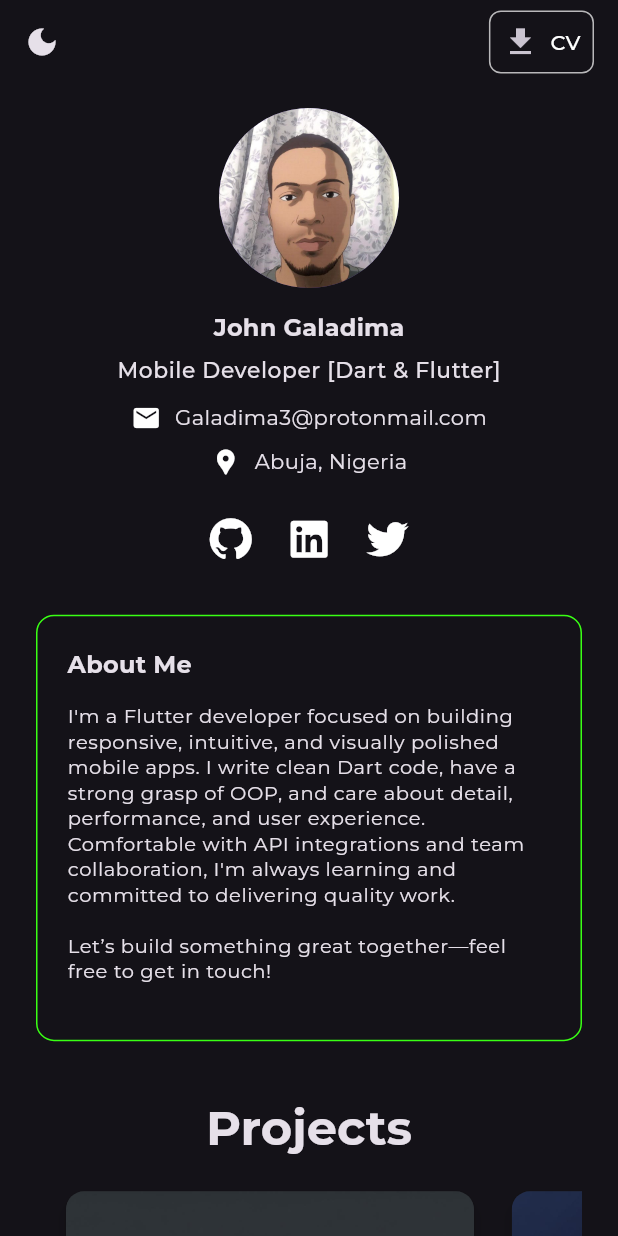
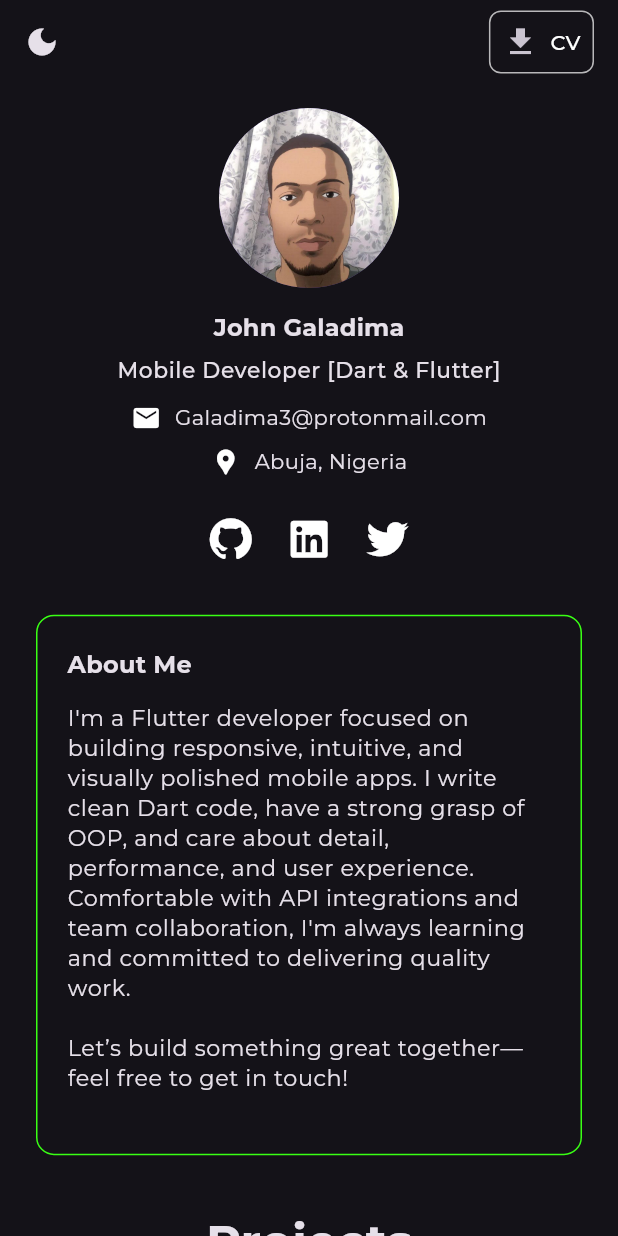
Before and after one commit to Galadima3/Galadima3.github.io, a Flutter app: the screen it shows after launch, on a phone screen of 412 x 824 dp. Run offline on Flutter 3.47's test engine with Material 3 defaults, Android fonts, the light colour scheme and no system bars; our stand-ins replace flutter_riverpod, flutter_screenutil, font_awesome_flutter, web; project files that could hold a hidden picture were left out.

Commit message:
6th commit

```diff
--- /dev/null
+++ b/lib/core/helpers/download_helper.dart
@@ -0,0 +1,3 @@
+// lib/helpers/download_helper.dart
+export 'package:portfolio_site/core/helpers/download_helper_stub.dart'
+    if (dart.library.html) 'package:portfolio_site/core/helpers/download_helper_web.dart';
--- a/lib/helpers/download_helper.dart
+++ /dev/null
@@ -1,3 +0,0 @@
-// lib/helpers/download_helper.dart
-export 'package:portfolio_site/helpers/download_helper_stub.dart'
-    if (dart.library.html) 'package:portfolio_site/helpers/download_helper_web.dart';
--- a/lib/sections/contact/contact_section.dart
+++ b/lib/sections/contact/contact_section.dart
@@ -78,7 +78,7 @@ class ContactSection extends StatelessWidget {
                         uri,
                         mode:
                             LaunchMode
-                                .platformDefault, // Critical for web/mobile support
+                                .platformDefault,
                       );
                     } catch (e) {
                       debugPrint('Could not launch email client: $e');
--- a/lib/sections/details/details_section.dart
+++ b/lib/sections/details/details_section.dart
@@ -2,7 +2,7 @@ import 'package:flutter/material.dart';
 import 'package:flutter_riverpod/flutter_riverpod.dart';
 import 'package:flutter_screenutil/flutter_screenutil.dart';
 import 'package:portfolio_site/core/constants/details.dart';
-import 'package:portfolio_site/core/utils/responsive.dart';
+import 'package:portfolio_site/core/constants/responsive.dart';
 import 'package:portfolio_site/sections/details/social_icons_row.dart';
 
 class DetailSection extends ConsumerWidget {
@@ -42,9 +42,8 @@ class DetailSection extends ConsumerWidget {
                 child: Column(
                   crossAxisAlignment: CrossAxisAlignment.center,
                   children: [
-                    const CircleAvatar(
-                      radius: 60,
-                      //backgroundColor: Colors.black,
+                     CircleAvatar(
+                      radius: 60.r,
                       foregroundImage: AssetImage(
                         "assets/images/my_image.jpeg",
                       ),
@@ -64,7 +63,6 @@ class DetailSection extends ConsumerWidget {
                           mainAxisAlignment: MainAxisAlignment.center,
                           children: [
                             Icon(Icons.email, size: 20),
-
                             SizedBox(width: 8),
                             Text(Details.email),
                           ],
@@ -186,7 +184,7 @@ class DetailSection extends ConsumerWidget {
                     //TODO: fix the font size on phone
                     Text(
                       Details.about,
-                      style: textTheme.bodySmall?.copyWith(fontSize: 13),
+                      style: textTheme.bodySmall?.copyWith(fontSize: 13.sp),
                     ),
                   ],
                 ),
--- a/lib/sections/projects/project_section.dart
+++ b/lib/sections/projects/project_section.dart
@@ -1,6 +1,6 @@
 import 'package:flutter/material.dart';
 import 'package:flutter_screenutil/flutter_screenutil.dart';
-import 'package:portfolio_site/core/utils/responsive.dart';
+import 'package:portfolio_site/core/constants/responsive.dart';
 import 'package:portfolio_site/sections/projects/project_tile.dart';
 
 
@@ -13,7 +13,6 @@ class ProjectSection extends StatelessWidget {
 
     return LayoutBuilder(
       builder: (context, constraints) {
-        //final isDesktop = constraints.maxWidth >= 1024;
         final isDesktop = constraints.maxWidth > Responsive.desktopBreakpoint;
         final cardWidth = isDesktop ? 340.0 : 280.0;
 
@@ -32,7 +31,7 @@ class ProjectSection extends StatelessWidget {
             ),
             SizedBox(height: 15.h),
             SizedBox(
-              height: 400.h,
+              height: 400,
               child: ListView(
                 scrollDirection: Axis.horizontal,
                 padding: const EdgeInsets.symmetric(horizontal: 16),
@@ -55,10 +54,21 @@ class ProjectSection extends StatelessWidget {
                       imagePath: 'assets/images/labari.jpg',
                       title: 'Labari',
                       projectUrl: "https://github.com/Galadima3/labari",
-
                       description:
                           'News app built with Flutter showcasing API integration.',
                       technologies: ['Flutter', 'Riverpod', 'API Integration'],
+                    ),
+                  ),
+                  SizedBox(width: 15.w),
+                  SizedBox(
+                    width: cardWidth,
+                    child: ProjectTile(
+                      imagePath: 'assets/images/status_saver.png',
+                      title: 'Status Saver',
+                      projectUrl: "https://github.com/Galadima3/status_saver",
+                      description:
+                          'Android app that lets users save WhatsApp statuses to their device for offline viewing.',
+                      technologies: ['Flutter', 'Riverpod', 'Local Storage'],
                     ),
                   ),
                 ],
--- a/lib/sections/projects/project_tile.dart
+++ b/lib/sections/projects/project_tile.dart
@@ -80,7 +80,6 @@ class ProjectTile extends StatelessWidget {
                       child: SocialIconButton(
                         icon: FontAwesomeIcons.github,
                         url: projectUrl!,
-
                         size: 22,
                       ),
                     ),
--- a/lib/sections/shared_widgets/download_button.dart
+++ b/lib/sections/shared_widgets/download_button.dart
@@ -1,8 +1,9 @@
 // ignore_for_file: deprecated_member_use
 
 import 'package:flutter/material.dart';
-import 'package:portfolio_site/core/utils/responsive.dart';
-import 'package:portfolio_site/helpers/download_helper.dart';
+import 'package:portfolio_site/core/constants/responsive.dart';
+import 'package:portfolio_site/core/helpers/download_helper.dart';
+
 
 class DownloadButton extends StatelessWidget {
   const DownloadButton({super.key});
--- a/lib/sections/skill/skill_section.dart
+++ b/lib/sections/skill/skill_section.dart
@@ -7,6 +7,7 @@ class SkillSection extends StatelessWidget {
   final List<String> skills = [
     "Dart",
     "Flutter",
+    "Firebase",
     "Riverpod",
     "Clean Architecture",
   ];
@@ -54,7 +55,7 @@ class SkillSection extends StatelessWidget {
                               shape: RoundedRectangleBorder(
                                 borderRadius: BorderRadius.circular(
                                   10,
-                                ), // Adjust as needed
+                                ),
                                 side: BorderSide(
                                   color:
                                       Theme.of(context).colorScheme.onSurface,
```
Also changed, not shown: lib/core/extensions/extensions.dart (deleted, +0 -46 lines), lib/core/helpers/download_helper_web.dart (added, +17 -0 lines), lib/helpers/download_helper_web.dart (deleted, +0 -9 lines), lib/main.dart (+3 -7 lines), LICENSE.txt (added), assets/images/status_saver.png (added), lib/core/constants/responsive.dart (renamed from lib/core/utils/responsive.dart), lib/core/helpers/download_helper_stub.dart (renamed from lib/helpers/download_helper_stub.dart), lib/core/utils/helpers.dart (deleted), 1 other file.
